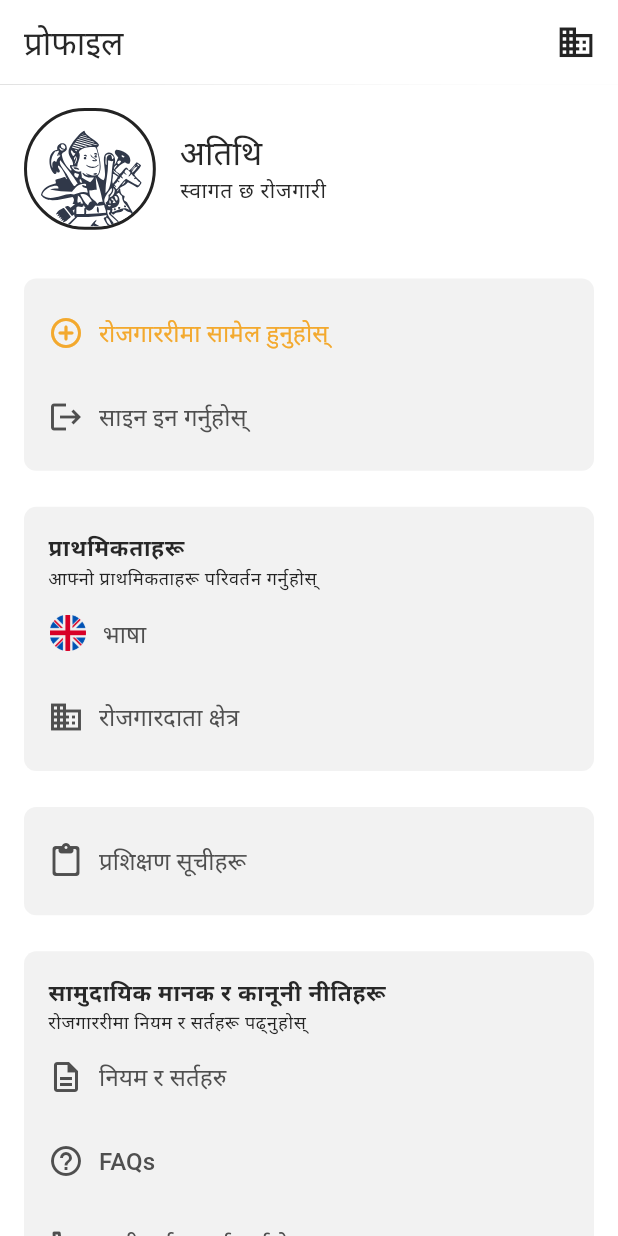
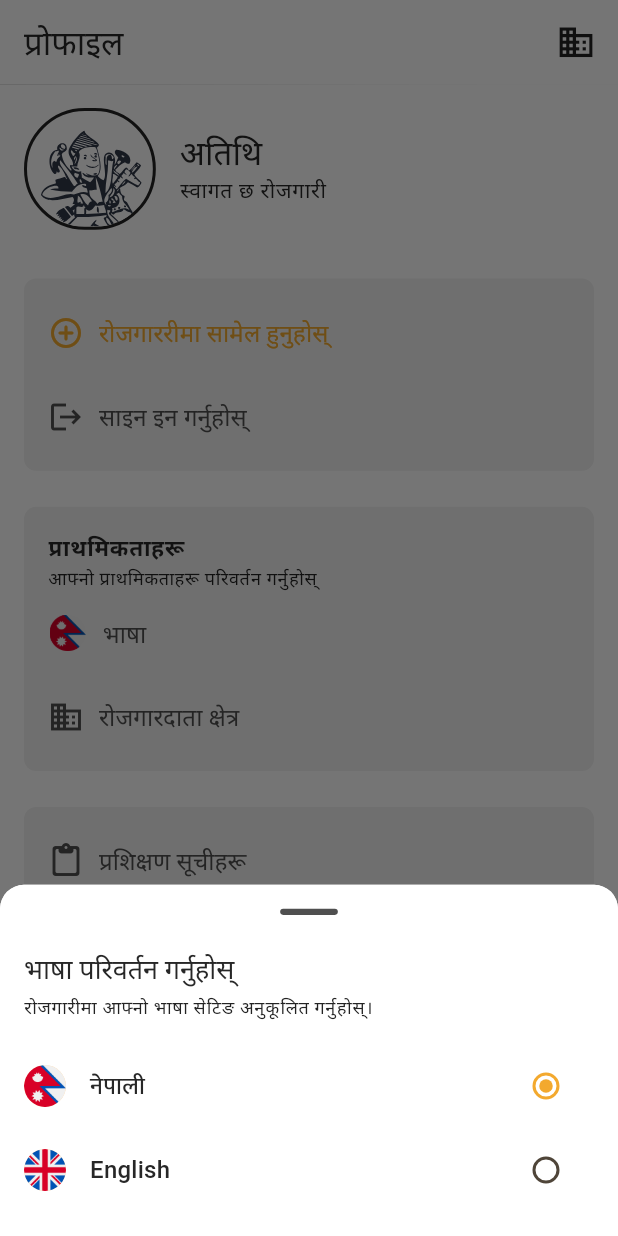
Before and after one commit to irajkumarr/job-seeker-application, a Flutter app: the ProfileScreen screen opened directly, after a tap on "भाषा", on a phone screen of 412 x 824 dp. Run offline on Flutter 3.47's test engine with Material 3 defaults, Android fonts, the phone set to English and light mode, and no system bars; our stand-ins replace cached_network_image, connectivity_plus, firebase_core, firebase_messaging, flutter_cache_manager, flutter_local_notifications and 10 more; missing offline and left inert: app_settings; accounts and stored records are empty; generated files the repository leaves out were written again; network calls fail; project files that could hold a hidden picture were left out; key blocks and very long unbroken strings in the code were emptied for the run.

Commit message:
language bottom sheet

```diff
--- a/frontend/lib/features/personalization/screens/profile/profile.dart
+++ b/frontend/lib/features/personalization/screens/profile/profile.dart
@@ -4,6 +4,7 @@ import 'package:frontend/core/utils/constants/colors.dart';
 import 'package:frontend/core/utils/constants/image_strings.dart';
 import 'package:frontend/core/utils/constants/sizes.dart';
 import 'package:frontend/core/utils/device/device_utility.dart';
+import 'package:frontend/features/personalization/screens/profile/widgets/language_bottom_sheet.dart';
 import 'package:frontend/features/personalization/screens/profile/widgets/profile_appbar.dart';
 import 'package:frontend/features/personalization/screens/profile/widgets/profile_header.dart';
 import 'package:frontend/features/personalization/screens/profile/widgets/settings_tile.dart';
@@ -81,14 +82,16 @@ class ProfileScreen extends StatelessWidget {
                         builder: (context, languageProvider, child) {
                       final flagImage =
                           languageProvider.locale.languageCode == 'ne'
-                              ? KImages.flagUk
-                              : KImages.flagNepal;
+                              ? KImages.flagNepal
+                              : KImages.flagUk;
                       return SettingsTile(
                         text: "${l10n.language}",
                         isIconImage: true,
                         iconImage: flagImage,
                         icon: Icons.language_outlined,
-                        onTap: () {},
+                        onTap: () {
+                          showLanguageBottomSheet(context);
+                        },
                       );
                     }),
                     SettingsTile(
--- /dev/null
+++ b/frontend/lib/features/personalization/screens/profile/widgets/language_bottom_sheet.dart
@@ -0,0 +1,139 @@
+import 'package:flutter/material.dart';
+import 'package:flutter_screenutil/flutter_screenutil.dart';
+import 'package:frontend/core/routes/routes_constant.dart';
+import 'package:frontend/core/utils/constants/colors.dart';
+import 'package:frontend/core/utils/constants/image_strings.dart';
+import 'package:frontend/core/utils/constants/sizes.dart';
+import 'package:frontend/l10n/l10n.dart';
+import 'package:frontend/l10n/language_provider.dart';
+import 'package:frontend/navigation_menu.dart';
+import 'package:go_router/go_router.dart';
+import 'package:provider/provider.dart';
+
+class LanguageBottomSheet extends StatelessWidget {
+  LanguageBottomSheet({Key? key}) : super(key: key);
+
+  @override
+  Widget build(BuildContext context) {
+    final l10n = AppLocalizations.of(context)!;
+
+    final languageProvider = Provider.of<LanguageProvider>(context);
+    final currentLocale = languageProvider.locale.languageCode;
+    return Container(
+      padding: EdgeInsets.symmetric(vertical: KSizes.md),
+      decoration: BoxDecoration(
+        color: Colors.white,
+        borderRadius: BorderRadius.vertical(top: Radius.circular(KSizes.md)),
+      ),
+      child: Column(
+        crossAxisAlignment: CrossAxisAlignment.start,
+        mainAxisSize: MainAxisSize.min,
+        children: [
+          // Drag Handle
+          Center(
+            child: Container(
+              width: 35.w,
+              height: 4.h,
+              decoration: BoxDecoration(
+                color: KColors.darkerGrey,
+                borderRadius: BorderRadius.circular(KSizes.md),
+              ),
+            ),
+          ),
+          const SizedBox(height: KSizes.defaultSpace),
+          Padding(
+            padding: const EdgeInsets.symmetric(horizontal: KSizes.md),
+            child: Column(
+              crossAxisAlignment: CrossAxisAlignment.start,
+              children: [
+                Text(
+                  '${l10n.changeLanguage}',
+                  style: Theme.of(context).textTheme.headlineSmall,
+                ),
+                SizedBox(height: KSizes.xs),
+                Text(
+                  '${l10n.customize_your_language_setting}',
+                  style: Theme.of(context).textTheme.bodySmall!.copyWith(
+                        color: KColors.black,
+                      ),
+                ),
+              ],
+            ),
+          ),
+          SizedBox(height: KSizes.md),
+          // Language Options
+          ListView(
+            shrinkWrap: true,
+            physics: const NeverScrollableScrollPhysics(),
+            children: [
+              ListTile(
+                leading: CircleAvatar(
+                  radius: 14,
+                  backgroundImage: AssetImage(KImages.flagNepal),
+                ),
+                title: Text(
+                  'नेपाली',
+                  style: Theme.of(context).textTheme.titleMedium!.copyWith(
+                        fontFamily: "Mukta",
+                      ),
+                ),
+                trailing: Radio(
+                  value: 'ne',
+                  groupValue: currentLocale,
+                  onChanged: (value) {
+                    languageProvider.setLocale(const Locale('ne', ''));
+                    Navigator.pop(context);
+                  },
+                  activeColor: KColors.primary,
+                ),
+                onTap: () {
+                  languageProvider.setLocale(const Locale('ne', ''));
+                  Navigator.pop(context);
+                },
+              ),
+              ListTile(
+                leading: const CircleAvatar(
+                  radius: 14,
+                  backgroundImage: AssetImage(KImages.flagUk),
+                ),
+                title: Text(
+                  'English',
+                  style: Theme.of(context).textTheme.titleMedium,
+                ),
+                trailing: Radio(
+                  value: 'en',
+                  groupValue: currentLocale,
+                  onChanged: (value) {
+                    languageProvider.setLocale(const Locale('en', ''));
+                    Navigator.pop(context);
+                  },
+                  activeColor: KColors.primary,
+                ),
+                onTap: () {
+                  languageProvider.setLocale(const Locale('en', ''));
+                  Navigator.pop(context);
+                },
+              ),
+            ],
+          ),
+        ],
+      ),
+    );
+  }
+}
+
+// Usage:
+void showLanguageBottomSheet(BuildContext context) {
+  showModalBottomSheet(
+    context: context,
+    isDismissible: true,
+    isScrollControlled: true,
+    showDragHandle: false,
+    sheetAnimationStyle: AnimationStyle(
+      duration: Duration(milliseconds: 500),
+      reverseDuration: Duration(milliseconds: 500),
+    ),
+    backgroundColor: KColors.white,
+    builder: (context) => LanguageBottomSheet(),
+  );
+}
--- a/frontend/lib/l10n/app_en.arb
+++ b/frontend/lib/l10n/app_en.arb
@@ -30,6 +30,7 @@
   "total_views": "Total Views",
   "alert_close_app": "Do you really want to exit from the Rojgari app?",
   "press_yes": "Press 'Yes' to exit from the app",
+  "customize_your_language_setting": "Customize your language setting on Rojgari.",
   "education": "Education",
   "experience": "Experience",
   "job_level": "Job Level",
--- a/frontend/lib/l10n/app_ne.arb
+++ b/frontend/lib/l10n/app_ne.arb
@@ -188,6 +188,7 @@
   "no": "होइन",
   "notification": "सूचना",
   "guest_mode": "अतिथि मोड",
+  "customize_your_language_setting": "रोजगारीमा आफ्नो भाषा सेटिङ अनुकूलित गर्नुहोस्।",
   "now_you_are_in_guest_mode": "अब तपाईं अतिथि मोडमा हुनुहुन्छ। थप उत्कृष्ट सुविधाहरूको आनन्द लिनको लागि कृपया लगइन गर्नुहोस्.",
   "update": "Update",
   "change_something_to_update": "अपडेट गर्न केहि परिवर्तन गर्नुहोस्",
```
